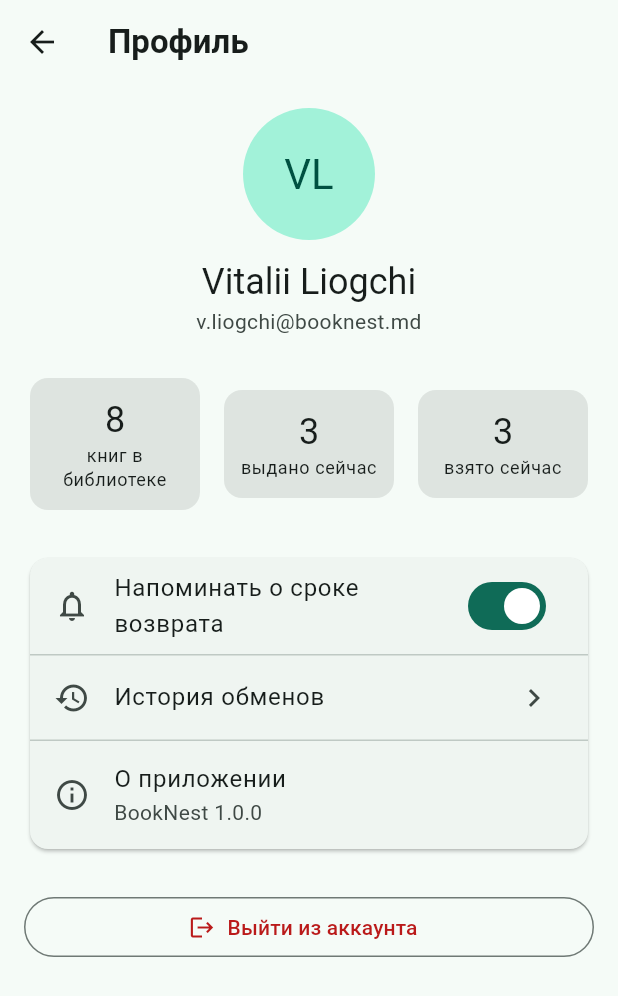
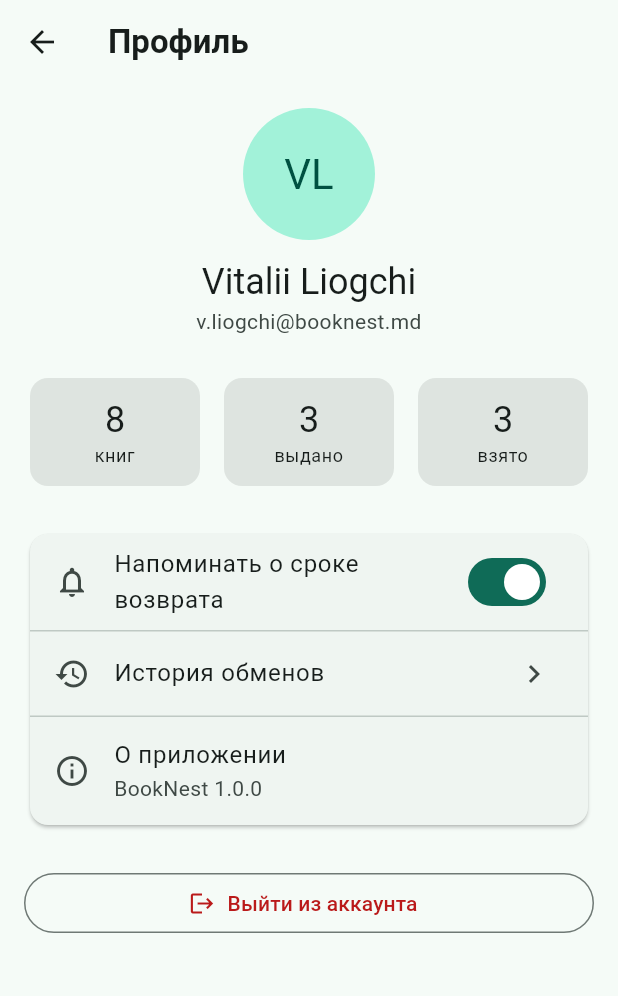
Before and after one commit to BiTeRios/booknest, a Flutter app: the ProfileScreen screen opened directly, on a phone screen of 412 x 824 dp. Shown: the top 996 px of the screen. Run offline on Flutter 3.47's test engine with Material 3 defaults, Android fonts, the phone set to English and light mode, and no system bars.

Commit message:
Профиль: короткие подписи статистики, плитки одной высоты

```diff
--- a/lib/screens/profile_screen.dart
+++ b/lib/screens/profile_screen.dart
@@ -52,18 +52,15 @@ class ProfileScreen extends StatelessWidget {
           Row(
             children: [
               Expanded(
-                child: _StatTile(
-                  value: '${mockMyBooks.length}',
-                  label: 'книг в библиотеке',
-                ),
+                child: _StatTile(value: '${mockMyBooks.length}', label: 'книг'),
               ),
               const SizedBox(width: 8),
               Expanded(
-                child: _StatTile(value: '$lentNow', label: 'выдано сейчас'),
+                child: _StatTile(value: '$lentNow', label: 'выдано'),
               ),
               const SizedBox(width: 8),
               Expanded(
-                child: _StatTile(value: '$borrowedNow', label: 'взято сейчас'),
+                child: _StatTile(value: '$borrowedNow', label: 'взято'),
               ),
             ],
           ),
```
